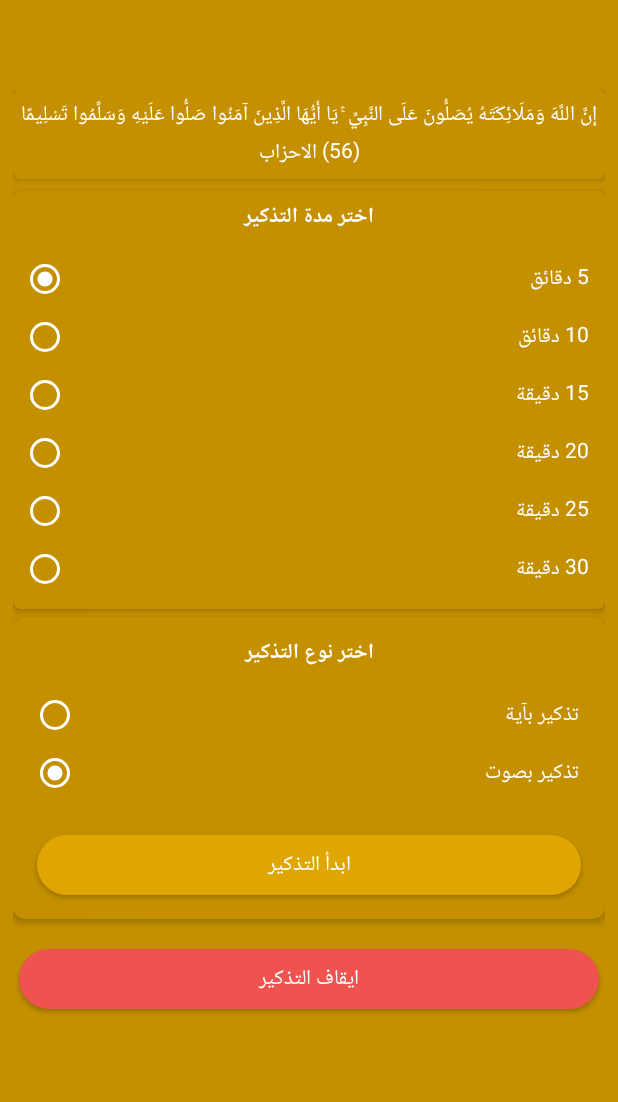
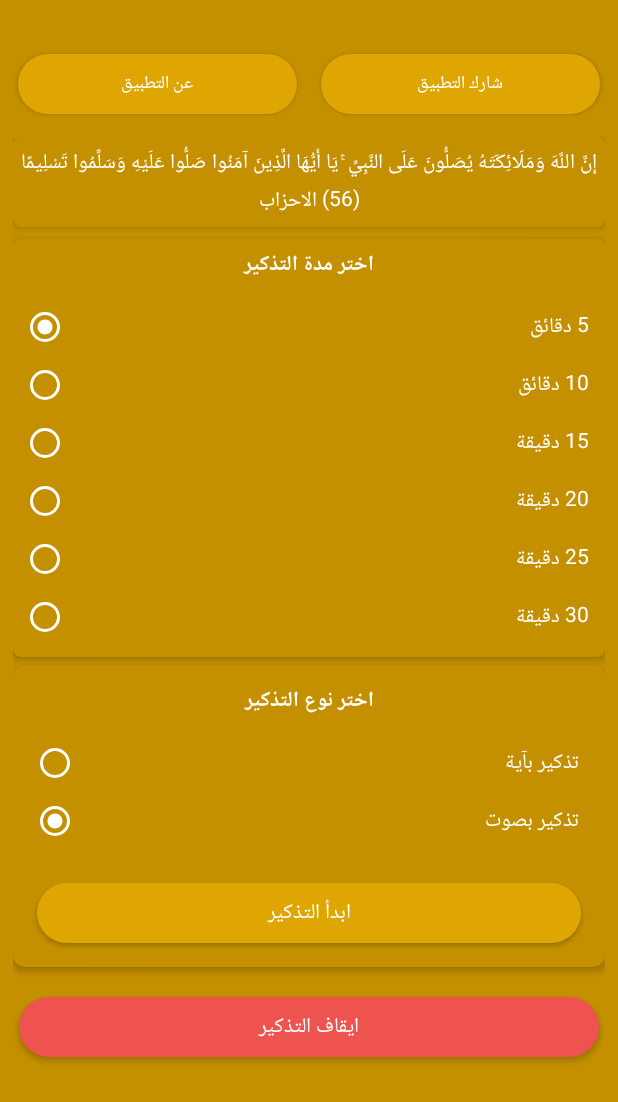
Before and after one commit to ahmedelzubair/Salluu3alayhie, an Android app: the layout activity_main.xml on its own in the app's theme, with its tools: preview values and no code run, on a phone screen of 412 x 824 dp. Shown: the top 1102 px of the screen. Run offline under Robolectric (Android 15) with nearby library versions, the phone set to English and light mode, and no system bars.

Commit message:
fixing the UI issues

```diff
--- a/app/src/main/java/com/apk4android/salluu3alayhie/ui/AboutActivity.java
+++ b/app/src/main/java/com/apk4android/salluu3alayhie/ui/AboutActivity.java
@@ -9,8 +9,6 @@ import android.os.Bundle;
 import android.widget.RelativeLayout;
 import android.widget.TextView;
 
-import androidx.appcompat.app.ActionBar;
-
 import com.apk4android.salluu3alayhie.R;
 import com.apk4android.salluu3alayhie.common.BaseActivity;
 
@@ -20,9 +18,6 @@ public class AboutActivity extends BaseActivity {
     protected void onCreate(Bundle savedInstanceState) {
         super.onCreate(savedInstanceState);
         setContentView(R.layout.activity_about);
-
-        getSupportActionBar().setDisplayOptions(ActionBar.DISPLAY_SHOW_CUSTOM);
-        getSupportActionBar().setCustomView(R.layout.title);
 
         RelativeLayout r = findViewById(R.id.RLAbout);
         TextView tvAbout = findViewById(R.id.wadelzbuair);
--- a/app/src/main/java/com/apk4android/salluu3alayhie/ui/SplashScreenActivity.java
+++ b/app/src/main/java/com/apk4android/salluu3alayhie/ui/SplashScreenActivity.java
@@ -6,8 +6,6 @@ import android.os.Build;
 import android.os.Bundle;
 import android.os.Handler;
 import android.widget.RelativeLayout;
-
-import androidx.appcompat.app.ActionBar;
 
 import com.apk4android.salluu3alayhie.R;
 import com.apk4android.salluu3alayhie.common.BaseActivity;
@@ -22,10 +20,6 @@ public class SplashScreenActivity extends BaseActivity {
     protected void onCreate(Bundle savedInstanceState) {
         super.onCreate(savedInstanceState);
         setContentView(R.layout.splash_screen);
-
-        //noinspection ConstantConditions
-        getSupportActionBar().setDisplayOptions(ActionBar.DISPLAY_SHOW_CUSTOM);
-        getSupportActionBar().setCustomView(R.layout.title);
 
         RelativeLayout r = (RelativeLayout) findViewById(R.id.RLSplash);
 
--- a/app/src/main/res/layout/activity_main.xml
+++ b/app/src/main/res/layout/activity_main.xml
@@ -6,17 +6,57 @@
     android:layout_width="match_parent"
     android:layout_height="match_parent"
     android:background="@color/colorPrimaryDark"
-    android:paddingTop="?attr/actionBarSize"
+    android:paddingBottom="24dp"
     tools:context="com.apk4android.salluu3alayhie.ui.MainActivity">
+
+    <!-- Top Menu Buttons -->
+    <LinearLayout
+        android:id="@+id/topMenuLayout"
+        android:layout_width="match_parent"
+        android:layout_height="wrap_content"
+        android:layout_marginTop="@dimen/statusBarSize"
+        android:orientation="horizontal"
+        android:padding="8dp"
+        android:gravity="end">
+
+        <Button
+            android:id="@+id/btnAbout"
+            android:layout_width="0dp"
+            android:layout_height="wrap_content"
+            android:layout_weight="1"
+            android:layout_marginEnd="4dp"
+            android:background="@drawable/btn_rounded_primary"
+            android:onClick="openAbout"
+            android:padding="8dp"
+            android:text="@string/about_app"
+            android:textColor="@color/white"
+            android:textSize="12sp" />
+
+        <Button
+            android:id="@+id/btnShare"
+            android:layout_width="0dp"
+            android:layout_height="wrap_content"
+            android:layout_weight="1"
+            android:layout_marginStart="4dp"
+            android:background="@drawable/btn_rounded_primary"
+            android:onClick="shareApp"
+            android:padding="8dp"
+            android:text="@string/share_app"
+            android:textColor="@color/white"
+            android:textSize="12sp" />
+
+    </LinearLayout>
 
     <ScrollView
         android:layout_width="match_parent"
         android:layout_height="match_parent"
+        android:layout_below="@id/topMenuLayout"
+        android:layout_marginLeft="5dp"
+        android:layout_marginRight="5dp"
+        android:layout_marginBottom="16dp"
         android:fillViewport="true"
-        android:layout_marginRight="5dp"
-        android:layout_marginLeft="5dp"
-        android:scrollbars="none"
-        android:overScrollMode="never">
+        android:overScrollMode="never"
+        android:scrollbars="none">
 
         <LinearLayout
             android:layout_width="match_parent"
@@ -32,9 +72,9 @@
                 android:layout_marginBottom="8dp"
                 android:clickable="true"
                 android:foreground="?android:attr/selectableItemBackground"
+                app:cardBackgroundColor="@color/colorPrimaryDark"
                 app:cardCornerRadius="5dp"
-                app:cardElevation="3dp"
-                app:cardBackgroundColor="@color/colorPrimaryDark">
+                app:cardElevation="3dp">
 
                 <LinearLayout
                     android:layout_width="match_parent"
@@ -61,9 +101,9 @@
                 android:layout_width="match_parent"
                 android:layout_height="wrap_content"
                 android:layout_marginBottom="5dp"
+                app:cardBackgroundColor="@color/colorPrimaryDark"
                 app:cardCornerRadius="5dp"
-                app:cardElevation="3dp"
-                app:cardBackgroundColor="@color/colorPrimaryDark">
+                app:cardElevation="3dp">
 
                 <LinearLayout
                     android:layout_width="match_parent"
@@ -240,6 +280,7 @@
                 android:layout_width="match_parent"
                 android:layout_height="wrap_content"
                 android:layout_marginTop="8dp"
+                android:layout_marginBottom="16dp"
                 android:background="@drawable/btn_rounded_red"
                 android:onClick="stopAlarm"
                 android:padding="12dp"
--- a/app/src/main/res/values/dimens.xml
+++ b/app/src/main/res/values/dimens.xml
@@ -4,6 +4,7 @@
 
     <!-- DefaultThumbnail screen margins, per the Android Design guidelines. -->
     <dimen name="actionBarSize">56dp</dimen>
+    <dimen name="statusBarSize">24dp</dimen>
 
     <!--genaral spacing-->
     <dimen name="spacing_xsmall">2dp</dimen>
--- a/app/src/main/res/values/styles.xml
+++ b/app/src/main/res/values/styles.xml
@@ -7,9 +7,9 @@
         <item name="colorPrimaryDark">@color/colorPrimaryDark</item>
         <item name="colorAccent">@color/colorAccent</item>
 
-        <!-- Ensure proper action bar behavior -->
-        <item name="windowActionBar">true</item>
-        <item name="windowNoTitle">false</item>
+        <!-- Hide the action bar completely -->
+        <item name="windowActionBar">false</item>
+        <item name="windowNoTitle">true</item>
 
         <!-- Improve text readability -->
         <item name="android:textColorPrimary">@color/white</item>
```
Also changed, not shown: app/src/main/java/com/apk4android/salluu3alayhie/ui/MainActivity.java (+59 -44 lines).
